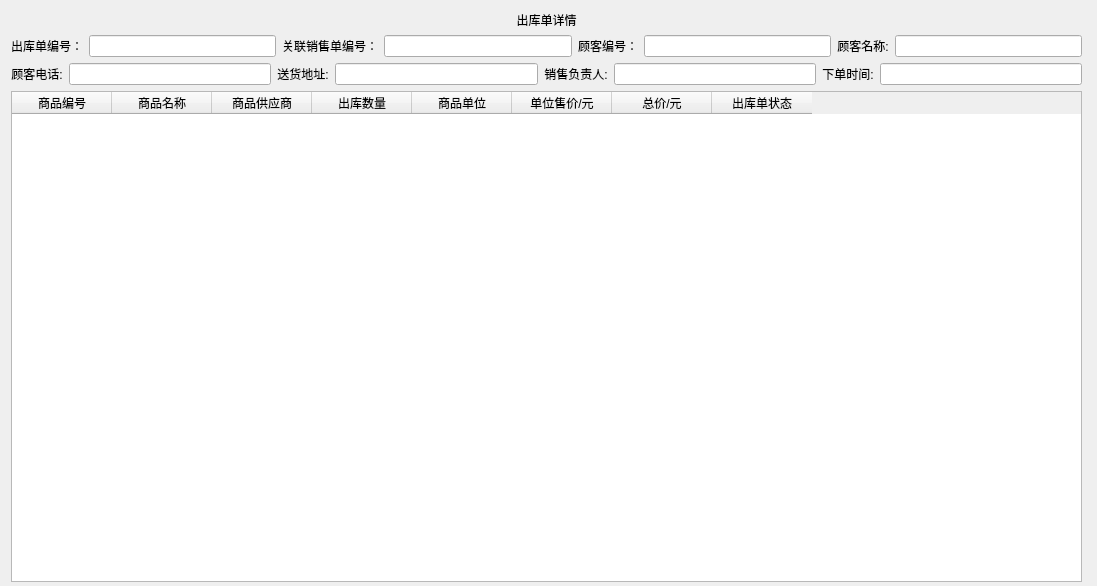
First picture: the form in UI/outboundinfo_widget.ui, repository RunpuWei/InvoicingManagementSystem, before the edit.
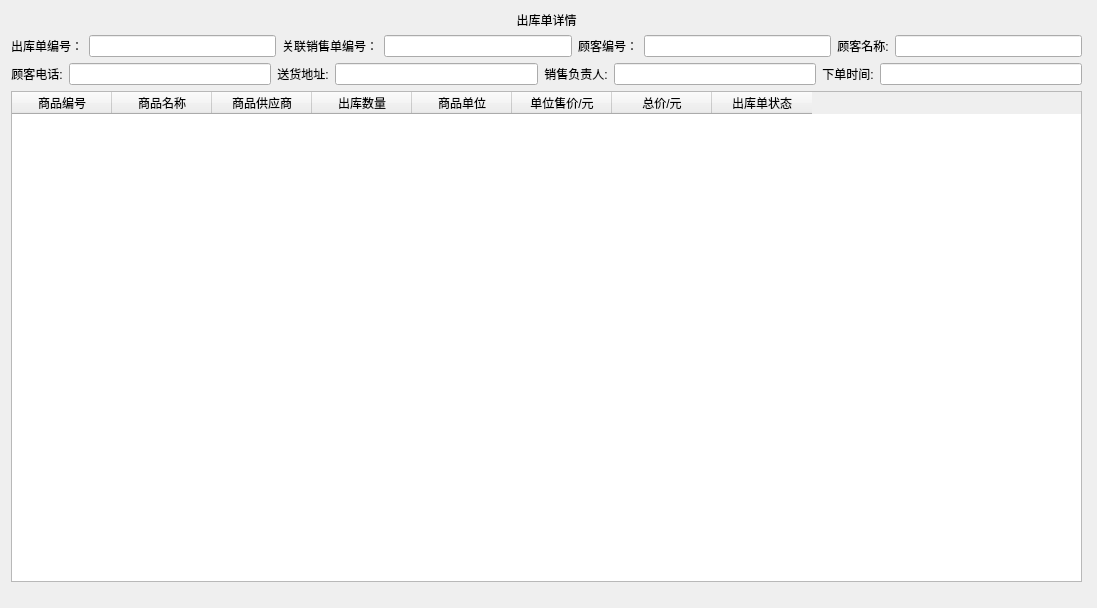
Second picture: the form after the edit. Icons and pictures are not drawn.

What changed in the file:
```diff
--- a/UI/outboundinfo_widget.ui
+++ b/UI/outboundinfo_widget.ui
@@ -7,7 +7,7 @@
     <x>0</x>
     <y>0</y>
     <width>1097</width>
-    <height>586</height>
+    <height>608</height>
    </rect>
   </property>
   <property name="windowTitle">
```
